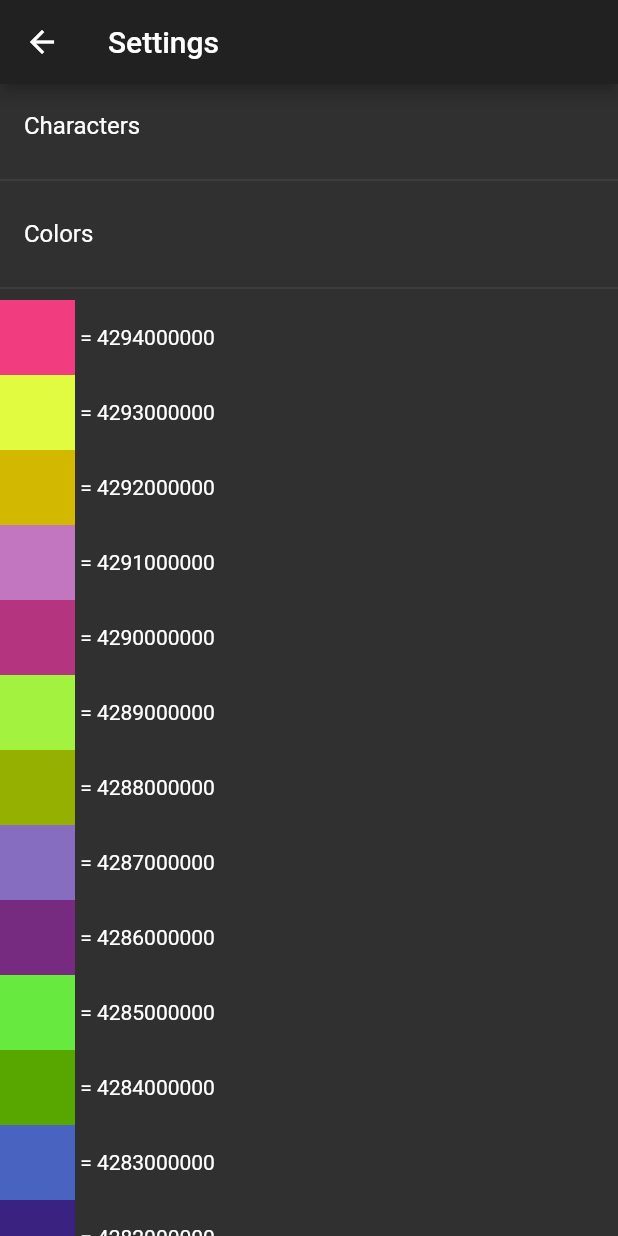
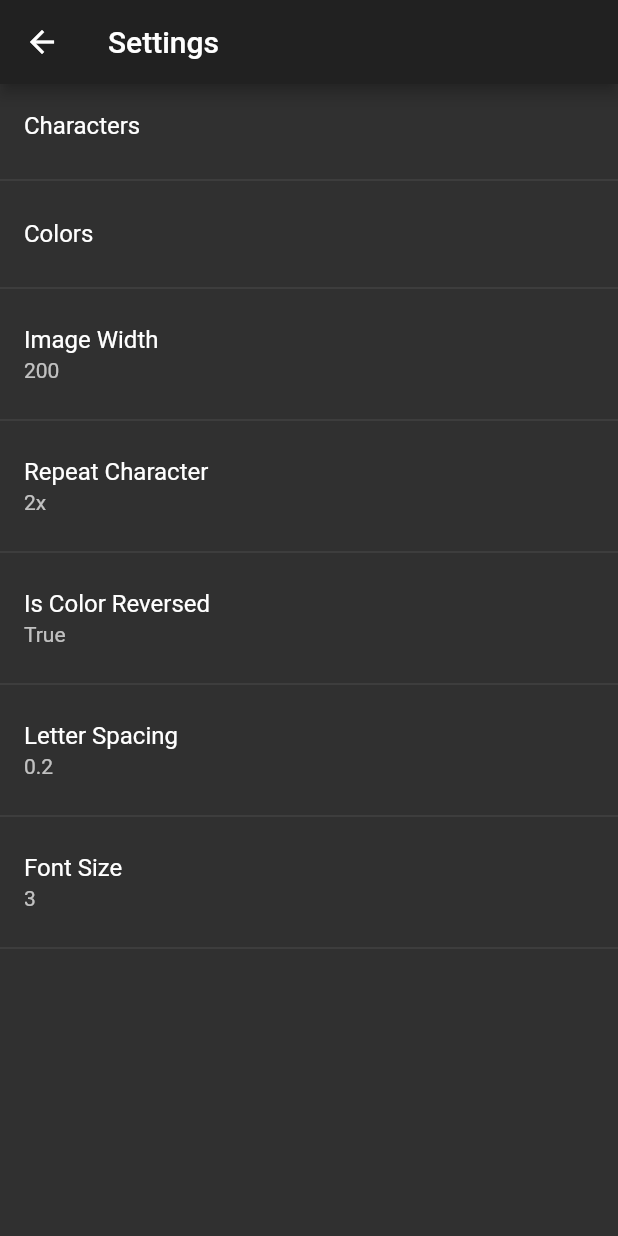
Before and after one commit to dhimasdewanto/convert_image_to_ascii, a Flutter app: the screen it shows after launch, after a tap on "Settings", on a phone screen of 412 x 824 dp. Run offline on Flutter 3.47's test engine with Material 2 defaults, Android fonts, the phone set to English and light mode, and no system bars; our stand-ins replace bloc, dartz, flutter_bloc, flutter_colorpicker, freezed_annotation, google_fonts and 2 more; generated files the repository leaves out were written again; project files that could hold a hidden picture were left out.

Commit message:
Initialize settings

```diff
--- /dev/null
+++ b/lib/blocs/settings/settings_bloc.dart
@@ -0,0 +1,69 @@
+import 'dart:async';
+
+import 'package:bloc/bloc.dart';
+import 'package:freezed_annotation/freezed_annotation.dart';
+
+import '../../core/default_values.dart';
+import '../../failures/failures.dart';
+import '../../repositories/settings/settings_repo.dart';
+
+part 'settings_bloc.freezed.dart';
+part 'settings_event.dart';
+part 'settings_state.dart';
+
+class SettingsBloc extends Bloc<SettingsEvent, SettingsState> {
+  SettingsBloc({
+    @required this.settingsRepo,
+  }) : super(
+          const SettingsState.initial(),
+        );
+
+  final SettingsRepo settingsRepo;
+
+  @override
+  Stream<SettingsState> mapEventToState(
+    SettingsEvent event,
+  ) async* {
+    yield* event.when(
+      initialize: () async* {
+        final resultCharacters = await settingsRepo.getListCharacters();
+        final resultListColorValues = await settingsRepo.getListColors();
+
+        Failures failures;
+        final listCharacters = resultCharacters.fold(
+          (f) {
+            failures = f;
+            return null;
+          },
+          (list) {
+            if (list == null) {
+              return defaultListCharacters;
+            }
+            return list;
+          },
+        );
+        final listColorValues = resultListColorValues.fold(
+          (f) {
+            failures = f;
+            return null;
+          },
+          (list) {
+            if (list == null) {
+              return defaultListColors;
+            }
+            return list;
+          },
+        );
+
+        if (failures != null) {
+          yield const SettingsState.error();
+        } else {
+          yield SettingsState.show(
+            listCharacters: listCharacters,
+            listColorValues: listColorValues,
+          );
+        }
+      },
+    );
+  }
+}
--- /dev/null
+++ b/lib/blocs/settings/settings_event.dart
@@ -0,0 +1,6 @@
+part of 'settings_bloc.dart';
+
+@freezed
+abstract class SettingsEvent with _$SettingsEvent {
+  const factory SettingsEvent.initialize() = _InitializeEvent;
+}
--- /dev/null
+++ b/lib/blocs/settings/settings_state.dart
@@ -0,0 +1,13 @@
+part of 'settings_bloc.dart';
+
+@freezed
+abstract class SettingsState with _$SettingsState {
+  const factory SettingsState.initial() = _InitialState;
+  const factory SettingsState.error({
+    @Default("Error") String message,
+  }) = _ErrorState;
+  const factory SettingsState.show({
+    @required List<String> listCharacters,
+    @required List<int> listColorValues,
+  }) = _ShowState;
+}
--- /dev/null
+++ b/lib/core/default_values.dart
@@ -0,0 +1,39 @@
+/// Length must be equals [defaultListCharacters]
+const defaultListColors = [
+  4294967295, // 0xffffffff
+  4293848814, // 0xffeeeeee
+  4292730333, // 0xffdddddd
+  4291611852, // 0xffcccccc
+  4290493371, // 0xffbbbbbb
+  4289374890, // 0xffaaaaaa
+  4288256409, // 0xff999999
+  4287137928, // 0xff888888
+  4286019447, // 0xff777777
+  4284900966, // 0xff666666
+  4283782485, // 0xff555555
+  4282664004, // 0xff444444
+  4281545523, // 0xff333333
+  4280427042, // 0xff222222
+  4279308561, // 0xff111111
+  4278190080, // 0xff000000
+];
+
+/// Length must be equals [defaultListColors]
+const defaultListCharacters = [
+  " ",
+  ".",
+  ",",
+  "'",
+  '"',
+  ";",
+  "*",
+  "/",
+  "(",
+  "{",
+  "+",
+  "=",
+  "%",
+  "&",
+  "#",
+  "@",
+];
--- /dev/null
+++ b/lib/failures/failures.dart
@@ -0,0 +1,8 @@
+import 'package:freezed_annotation/freezed_annotation.dart';
+
+part 'failures.freezed.dart';
+
+@freezed
+abstract class Failures with _$Failures {
+  const factory Failures.unexpected() = _UnexpectedFailure;
+}
--- a/lib/main.dart
+++ b/lib/main.dart
@@ -22,8 +22,11 @@ class MyApp extends StatelessWidget with Injections {
       darkTheme: themeDark,
       home: const HomePage(),
       builder: (context, child) {
-        return BlocProvider(
-          create: (context) => imageProcessBloc,
+        return MultiBlocProvider(
+          providers: [
+            BlocProvider(create: (context) => imageProcessBloc),
+            BlocProvider(create: (context) => settingsBloc),
+          ],
           child: child,
         );
       },
--- a/lib/pages/settings_page.dart
+++ b/lib/pages/settings_page.dart
@@ -1,9 +1,25 @@
 import 'package:flutter/material.dart';
+import 'package:flutter_bloc/flutter_bloc.dart';
 
-import '../core/settings.dart';
+import '../blocs/settings/settings_bloc.dart';
+import 'character_settings_page.dart';
+import 'color_settings_page.dart';
 
-class SettingsPage extends StatelessWidget {
+class SettingsPage extends StatefulWidget {
   const SettingsPage({Key key}) : super(key: key);
+
+  @override
+  _SettingsPageState createState() => _SettingsPageState();
+}
+
+class _SettingsPageState extends State<SettingsPage> {
+  @override
+  void initState() {
+    super.initState();
+    context.bloc<SettingsBloc>().add(
+          const SettingsEvent.initialize(),
+        );
+  }
 
   @override
   Widget build(BuildContext context) {
@@ -13,28 +29,51 @@ class SettingsPage extends StatelessWidget {
       ),
       body: ListView(
         children: [
-          const ListTile(
-            title: Text("Characters"),
+          ListTile(
+            title: const Text("Characters"),
+            onTap: () {
+              final route = MaterialPageRoute(
+                builder: (_) => const CharacterSettingsPage(),
+              );
+              Navigator.push(context, route);
+            },
+          ),
+          const Divider(),
+          ListTile(
+            title: const Text("Colors"),
+            onTap: () {
+              final route = MaterialPageRoute(
+                builder: (_) => const ColorSettingsPage(),
+              );
+              Navigator.push(context, route);
+            },
           ),
           const Divider(),
           const ListTile(
-            title: Text("Colors"),
+            title: Text("Image Width"),
+            subtitle: Text("200"),
           ),
           const Divider(),
-          Column(
-            children: levelColors.map((colorInt) {
-              return Row(
-                children: [
-                  Container(
-                    height: 50,
-                    width: 50,
-                    color: Color(colorInt),
-                  ),
-                  Text(" = $colorInt"),
-                ],
-              );
-            }).toList(),
+          const ListTile(
+            title: Text("Repeat Character"),
+            subtitle: Text("2x"),
           ),
+          const Divider(),
+          const ListTile(
+            title: Text("Is Color Reversed"),
+            subtitle: Text("True"),
+          ),
+          const Divider(),
+          const ListTile(
+            title: Text("Letter Spacing"),
+            subtitle: Text("0.2"),
+          ),
+          const Divider(),
+          const ListTile(
+            title: Text("Font Size"),
+            subtitle: Text("3"),
+          ),
+          const Divider(),
         ],
       ),
     );
--- /dev/null
+++ b/lib/repositories/settings/settings_repo.dart
@@ -0,0 +1,76 @@
+import 'package:dartz/dartz.dart';
+import 'package:shared_preferences/shared_preferences.dart';
+
+import '../../failures/failures.dart';
+
+abstract class SettingsRepo {
+  Future<Either<Failures, List<String>>> getListCharacters();
+  Future<Either<Failures, List<int>>> getListColors();
+  Future<Option<Failures>> setListCharacters(List<String> listCharacters);
+  Future<Option<Failures>> setListColors(List<int> listColors);
+}
+
+class SettingsRepoImpl implements SettingsRepo {
+  static const _keyListCharacters = "list_characters";
+  static const _keyListColors = "list_colors";
+
+  @override
+  Future<Either<Failures, List<String>>> getListCharacters() async {
+    try {
+      final prefs = await SharedPreferences.getInstance();
+      final listCharacters = prefs.getStringList(_keyListCharacters);
+      return right(listCharacters);
+    } catch (e) {
+      return left(const Failures.unexpected());
+    }
+  }
+
+  @override
+  Future<Either<Failures, List<int>>> getListColors() async {
+    try {
+      final prefs = await SharedPreferences.getInstance();
+      final listStrings = prefs.getStringList(_keyListColors);
+      if (listStrings == null) {
+        return right(null);
+      }
+
+      final listColors = listStrings.map(int.parse).toList();
+      return right(listColors);
+    } catch (e) {
+      return left(const Failures.unexpected());
+    }
+  }
+
+  @override
+  Future<Option<Failures>> setListCharacters(
+    List<String> listCharacters,
+  ) async {
+    try {
+      final prefs = await SharedPreferences.getInstance();
+      await prefs.setStringList(
+        _keyListCharacters,
+        listCharacters,
+      );
+      return none();
+    } catch (e) {
+      return some(const Failures.unexpected());
+    }
+  }
+
+  @override
+  Future<Option<Failures>> setListColors(
+    List<int> listColors,
+  ) async {
+    try {
+      final prefs = await SharedPreferences.getInstance();
+      final listStrings = listColors.map((color) => color.toString()).toList();
+      await prefs.setStringList(
+        _keyListColors,
+        listStrings,
+      );
+      return none();
+    } catch (e) {
+      return some(const Failures.unexpected());
+    }
+  }
+}
--- a/pubspec.yaml
+++ b/pubspec.yaml
@@ -18,18 +18,19 @@ publish_to: 'none' # Remove this line if you wish to publish to pub.dev
 version: 1.0.0+1
 
 environment:
-  sdk: ">=2.10.1 <3.0.0"
+  sdk: ">=2.10.2 <3.0.0"
 
 dependencies:
   flutter:
     sdk: flutter
-
   dartz: ^0.9.2
   flutter_bloc: ^6.0.6
+  flutter_colorpicker: ^0.3.4
   freezed_annotation: ^0.12.0
   google_fonts: ^1.1.1
   image: ^2.1.18
   image_picker: ^0.6.7+12
+  shared_preferences: ^0.5.12+2
 
 dev_dependencies:
   flutter_test:
```
Also changed, not shown: lib/core/injections.dart (+9 -0 lines), lib/pages/character_settings_page.dart (added, +39 -0 lines), lib/pages/color_settings_page.dart (added, +48 -0 lines), lib/widgets/color_picker.dart (added, +119 -0 lines), lib/blocs/settings/settings_bloc.freezed.dart (added), lib/failures/failures.freezed.dart (added), pubspec.lock.
